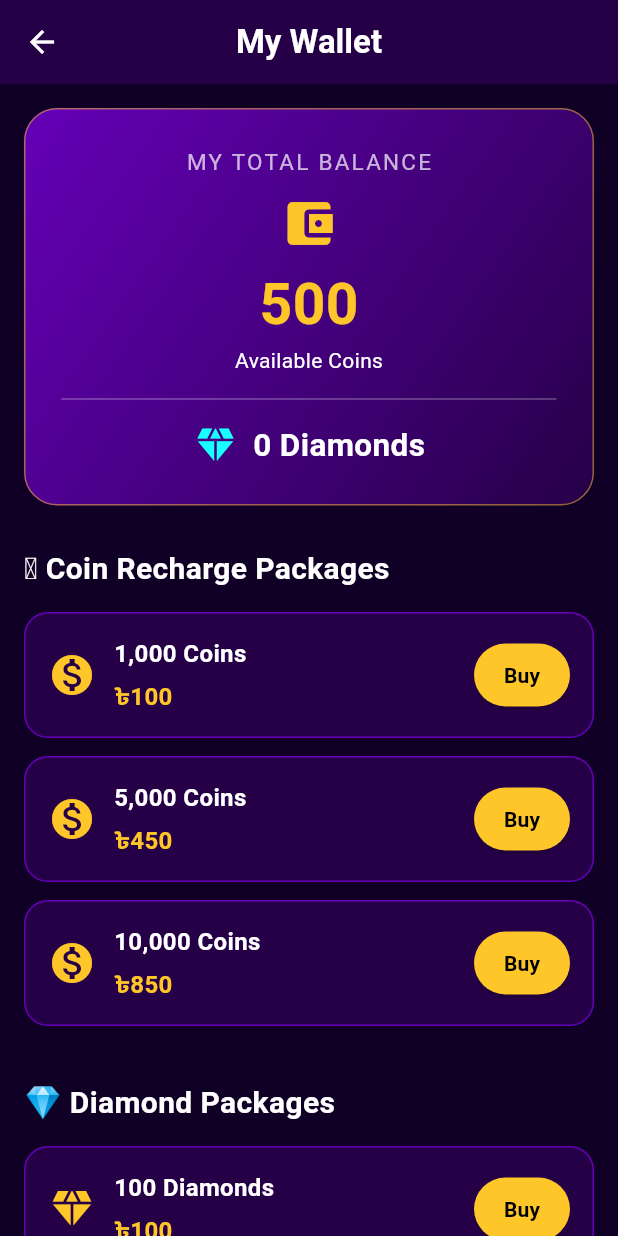
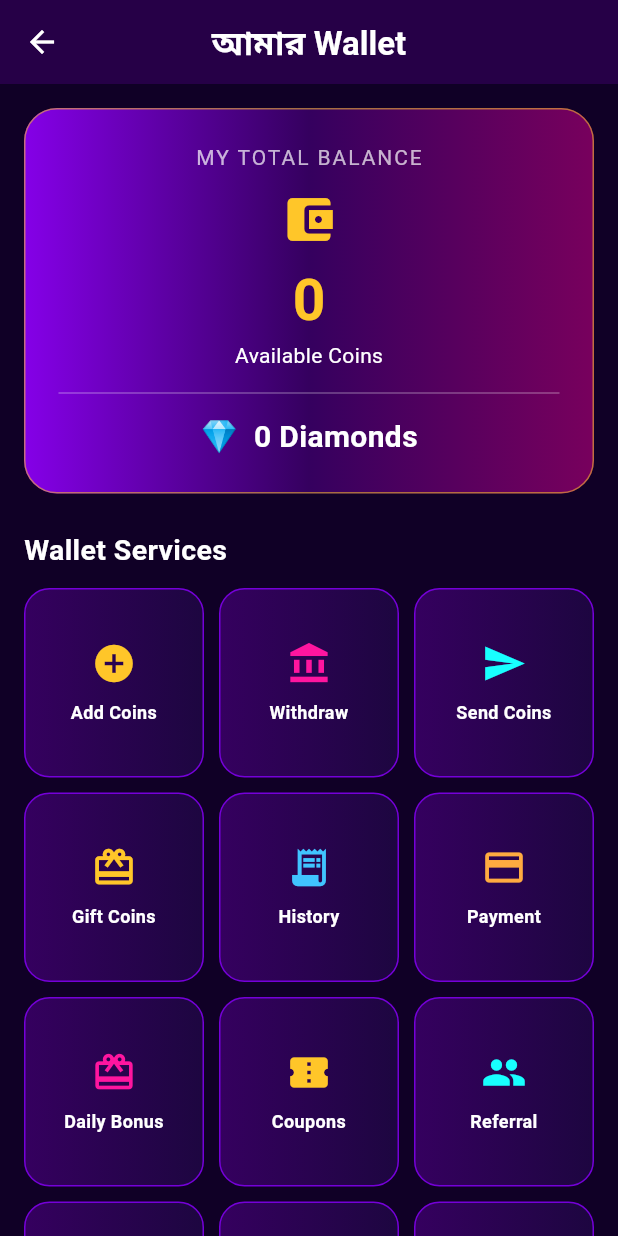
Before and after one commit to senlija14-art/ador.live, a Flutter app: the WalletPage screen opened directly, on a phone screen of 412 x 824 dp. Run offline on Flutter 3.47's test engine with Material 3 defaults, Android fonts, the phone set to English and light mode, and no system bars; our stand-ins replace image_picker, shared_preferences, supabase_flutter; missing offline and left inert: zego_uikit, zego_uikit_prebuilt_live_audio_room; accounts and stored records are empty.

Commit message:
Create new wallet page

```diff
--- a/lib/wallet_page.dart
+++ b/lib/wallet_page.dart
@@ -1,347 +1,252 @@
-import 'wallet_page.dart';
+
 import 'package:flutter/material.dart';
 
 class WalletPage extends StatelessWidget {
   final int coins;
   final int diamonds;
 
-  const WalletPage({
-    super.key,
-    this.coins = 500,
-    this.diamonds = 0,
-  });
+  const WalletPage({super.key, this.coins = 0, this.diamonds = 0});
 
-  static const Color bg = Color(0xFF100026);
-  static const Color purple = Color(0xFF6500B8);
-  static const Color darkPurple = Color(0xFF260047);
-  static const Color gold = Color(0xFFFFC629);
+  static const bg = Color(0xFF100026);
+  static const panel = Color(0xFF260047);
+  static const purple = Color(0xFF7500D9);
+  static const pink = Color(0xFFFF159F);
+  static const gold = Color(0xFFFFC629);
+
+  void info(BuildContext context, String title, String message) {
+    showDialog<void>(
+      context: context,
+      builder: (ctx) => AlertDialog(
+        backgroundColor: panel,
+        title: Text(title, style: const TextStyle(color: Colors.white)),
+        content: Text(message, style: const TextStyle(color: Colors.white70)),
+        actions: [
+          TextButton(
+            onPressed: () => Navigator.pop(ctx),
+            child: const Text('ঠিক আছে', style: TextStyle(color: gold)),
+          ),
+        ],
+      ),
+    );
+  }
+
+  void form(BuildContext context, String title, String hint) {
+    final controller = TextEditingController();
+    showDialog<void>(
+      context: context,
+      builder: (ctx) => AlertDialog(
+        backgroundColor: panel,
+        title: Text(title, style: const TextStyle(color: Colors.white)),
+        content: TextField(
+          controller: controller,
+          style: const TextStyle(color: Colors.white),
+          decoration: InputDecoration(
+            hintText: hint,
+            hintStyle: const TextStyle(color: Colors.white54),
+          ),
+        ),
+        actions: [
+          TextButton(
+            onPressed: () => Navigator.pop(ctx),
+            child: const Text('বাতিল'),
+          ),
+          ElevatedButton(
+            onPressed: () {
+              Navigator.pop(ctx);
+              ScaffoldMessenger.of(context).showSnackBar(
+                const SnackBar(
+                  content: Text('এটি ডেমো। সার্ভার সংযোগ না থাকায় অনুরোধ পাঠানো হয়নি।'),
+                ),
+              );
+            },
+            child: const Text('জমা দিন'),
+          ),
+        ],
+      ),
+    ).whenComplete(controller.dispose);
+  }
 
   @override
   Widget build(BuildContext context) {
+    final items = <_WalletAction>[
+      _WalletAction('Add Coins', Icons.add_circle, gold,
+          () => info(context, 'Add Coins', 'নিরাপদ পেমেন্ট গেটওয়ে এখনো যুক্ত হয়নি।')),
+      _WalletAction('Withdraw', Icons.account_balance, pink,
+          () => form(context, 'Withdraw Request', 'পরিমাণ ও পেমেন্ট নম্বর')),
+      _WalletAction('Send Coins', Icons.send, Colors.cyanAccent,
+          () => form(context, 'Send Coins', 'প্রাপকের User ID ও কয়েন')),
+      _WalletAction('Gift Coins', Icons.card_giftcard, gold,
+          () => form(context, 'Gift Coins', 'প্রাপকের User ID ও গিফট')),
+      _WalletAction('History', Icons.receipt_long, Colors.lightBlueAccent,
+          () => info(context, 'Transaction History', 'লেনদেনের ডেটাবেস যুক্ত হলে এখানে ইতিহাস দেখা যাবে।')),
+      _WalletAction('Payment', Icons.credit_card, Colors.orangeAccent,
+          () => info(context, 'Payment Methods', 'bKash, Nagad, Rocket ও Card gateway এখনো যুক্ত হয়নি।')),
+      _WalletAction('Daily Bonus', Icons.redeem, pink,
+          () => info(context, 'Daily Bonus', 'বোনাসের সার্ভার যাচাই এখনো যুক্ত হয়নি।')),
+      _WalletAction('Coupons', Icons.confirmation_number, gold,
+          () => form(context, 'Apply Coupon', 'কুপন কোড লিখুন')),
+      _WalletAction('Referral', Icons.people, Colors.cyanAccent,
+          () => info(context, 'Referral Bonus', 'রেফারেল ব্যবস্থা এখনো যুক্ত হয়নি।')),
+      _WalletAction('Exchange', Icons.currency_exchange, Colors.greenAccent,
+          () => info(context, 'Coin Exchange', 'এক্সচেঞ্জের নিয়ম ও সার্ভার ব্যবস্থা এখনো যুক্ত হয়নি।')),
+      _WalletAction('Security', Icons.shield, Colors.lightBlueAccent,
+          () => info(context, 'Wallet Security', 'Wallet PIN ও দুই-ধাপ যাচাইয়ের Backend প্রয়োজন।')),
+      _WalletAction('Support', Icons.support_agent, pink,
+          () => form(context, 'Help & Support', 'আপনার সমস্যা লিখুন')),
+    ];
+
     return Scaffold(
       backgroundColor: bg,
       appBar: AppBar(
-        title: const Text(
-          'My Wallet',
-          style: TextStyle(fontWeight: FontWeight.bold),
-        ),
+        title: const Text('আমার Wallet', style: TextStyle(fontWeight: FontWeight.bold)),
         centerTitle: true,
-        backgroundColor: darkPurple,
+        backgroundColor: panel,
         foregroundColor: Colors.white,
-        elevation: 0,
       ),
       body: SingleChildScrollView(
         padding: const EdgeInsets.all(16),
         child: Column(
           crossAxisAlignment: CrossAxisAlignment.start,
           children: [
-            // Balance Card
             Container(
               width: double.infinity,
-              padding: const EdgeInsets.all(24),
+              padding: const EdgeInsets.all(22),
               decoration: BoxDecoration(
                 gradient: const LinearGradient(
-                  colors: [purple, darkPurple],
-                  begin: Alignment.topLeft,
-                  end: Alignment.bottomRight,
+                  colors: [Color(0xFF8500E8), Color(0xFF35005F), Color(0xFF78005D)],
                 ),
                 borderRadius: BorderRadius.circular(22),
-                border: Border.all(
-                  color: gold.withOpacity(0.5),
-                ),
+                border: Border.all(color: gold.withOpacity(.55)),
               ),
               child: Column(
                 children: [
-                  const Text(
-                    'MY TOTAL BALANCE',
-                    style: TextStyle(
-                      color: Colors.white70,
-                      fontSize: 15,
-                      letterSpacing: 1.5,
-                    ),
-                  ),
+                  const Text('MY TOTAL BALANCE',
+                      style: TextStyle(color: Colors.white70, letterSpacing: 1.3)),
                   const SizedBox(height: 12),
-                  const Icon(
-                    Icons.account_balance_wallet,
-                    color: gold,
-                    size: 38,
-                  ),
+                  const Icon(Icons.account_balance_wallet, color: gold, size: 38),
                   const SizedBox(height: 8),
-                  Text(
-                    '$coins',
-                    style: const TextStyle(
-                      color: gold,
-                      fontSize: 38,
-                      fontWeight: FontWeight.bold,
-                    ),
-                  ),
-                  const Text(
-                    'Available Coins',
-                    style: TextStyle(color: Colors.white),
-                  ),
-                  const Divider(
-                    color: Colors.white30,
-                    height: 32,
-                  ),
-                  Row(
-                    mainAxisAlignment: MainAxisAlignment.center,
-                    children: [
-                      const Icon(
-                        Icons.diamond,
-                        color: Colors.cyanAccent,
-                        size: 30,
-                      ),
-                      const SizedBox(width: 10),
-                      Text(
-                        '$diamonds Diamonds',
-                        style: const TextStyle(
-                          color: Colors.white,
-                          fontSize: 21,
-                          fontWeight: FontWeight.bold,
-                        ),
-                      ),
-                    ],
-                  ),
+                  Text('$coins', style: const TextStyle(
+                    color: gold, fontSize: 38, fontWeight: FontWeight.bold)),
+                  const Text('Available Coins', style: TextStyle(color: Colors.white)),
+                  const Divider(color: Colors.white30, height: 30),
+                  Text('💎  $diamonds Diamonds',
+                      style: const TextStyle(color: Colors.white, fontSize: 20,
+                          fontWeight: FontWeight.bold)),
                 ],
               ),
             ),
-
-            const SizedBox(height: 28),
-
-            // Coin Packages
-            sectionTitle('🪙 Coin Recharge Packages'),
-
-            packageCard(
-              context,
-              '1,000 Coins',
-              '৳100',
-              Icons.monetization_on,
+            const SizedBox(height: 24),
+            const Text('Wallet Services', style: TextStyle(
+              color: Colors.white, fontSize: 19, fontWeight: FontWeight.bold)),
+            const SizedBox(height: 12),
+            GridView.builder(
+              itemCount: items.length,
+              shrinkWrap: true,
+              physics: const NeverScrollableScrollPhysics(),
+              gridDelegate: const SliverGridDelegateWithFixedCrossAxisCount(
+                crossAxisCount: 3, crossAxisSpacing: 10, mainAxisSpacing: 10,
+                childAspectRatio: .95,
               ),
-            packageCard(
-              context,
-              '5,000 Coins',
-              '৳450',
-              Icons.monetization_on,
+              itemBuilder: (context, index) {
+                final item = items[index];
+                return InkWell(
+                  onTap: item.onTap,
+                  borderRadius: BorderRadius.circular(17),
+                  child: Container(
+                    decoration: BoxDecoration(
+                      gradient: const LinearGradient(
+                        colors: [Color(0xFF35005F), Color(0xFF1D0640)],
                       ),
-            packageCard(
-              context,
-              '10,000 Coins',
-              '৳850',
-              Icons.monetization_on,
-            ),
-
-            const SizedBox(height: 25),
-
-            // Diamond Packages
-            sectionTitle('💎 Diamond Packages'),
-
-            packageCard(
-              context,
-              '100 Diamonds',
-              '৳100',
-              Icons.diamond,
-            ),
-            packageCard(
-              context,
-              '500 Diamonds',
-              '৳450',
-              Icons.diamond,
-            ),
-            packageCard(
-              context,
-              '1,000 Diamonds',
-              '৳850',
-              Icons.diamond,
-            ),
-
-            const SizedBox(height: 25),
-
-            // Payment Methods
-            sectionTitle('Payment Methods'),
-
-            Container(
-              width: double.infinity,
-              padding: const EdgeInsets.all(18),
-              decoration: BoxDecoration(
-                color: darkPurple,
-                borderRadius: BorderRadius.circular(16),
+                      borderRadius: BorderRadius.circular(17),
                       border: Border.all(color: purple),
                     ),
-              child: const Column(
+                    child: Column(
+                      mainAxisAlignment: MainAxisAlignment.center,
                       children: [
-                  Row(
-                    children: [
-                      Icon(
-                        Icons.account_balance,
-                        color: gold,
-                        size: 25,
-                      ),
-                      SizedBox(width: 12),
-                      Text(
-                        'bKash',
-                        style: TextStyle(
-                          color: Colors.white,
-                          fontSize: 16,
-                        ),
-                      ),
-                      Spacer(),
-                      Text(
-                        'Coming Soon',
-                        style: TextStyle(color: Colors.white54),
-                      ),
-                    ],
-                  ),
-                  SizedBox(height: 16),
-                  Row(
-                    children: [
-                      Icon(
-                        Icons.payment,
-                        color: Colors.greenAccent,
-                        size: 25,
-                      ),
-                      SizedBox(width: 12),
-                      Text(
-                        'Nagad',
-                        style: TextStyle(
-                          color: Colors.white,
-                          fontSize: 16,
-                        ),
-                      ),
-                      Spacer(),
-                      Text(
-                        'Coming Soon',
-                        style: TextStyle(color: Colors.white54),
-                      ),
-                    ],
-                  ),
+                        Icon(item.icon, color: item.color, size: 30),
+                        const SizedBox(height: 9),
+                        Text(item.title, textAlign: TextAlign.center,
+                            style: const TextStyle(color: Colors.white,
+                                fontSize: 12, fontWeight: FontWeight.w600)),
                       ],
                     ),
                   ),
-
-            const SizedBox(height: 25),
-
-            // Transaction History
-            sectionTitle('Transaction History'),
-
+                );
+              },
+            ),
+            const SizedBox(height: 24),
+            const Text('Coin Recharge Packages', style: TextStyle(
+              color: Colors.white, fontSize: 19, fontWeight: FontWeight.bold)),
+            const SizedBox(height: 10),
+            _package(context, '1,000 Coins', '৳100', Icons.monetization_on),
+            _package(context, '5,000 Coins', '৳450', Icons.monetization_on),
+            _package(context, '10,000 Coins', '৳850', Icons.monetization_on),
+            const SizedBox(height: 14),
+            const Text('Diamond Packages', style: TextStyle(
+              color: Colors.white, fontSize: 19, fontWeight: FontWeight.bold)),
+            const SizedBox(height: 10),
+            _package(context, '100 Diamonds', '৳100', Icons.diamond),
+            _package(context, '500 Diamonds', '৳450', Icons.diamond),
+            _package(context, '1,000 Diamonds', '৳850', Icons.diamond),
+            const SizedBox(height: 18),
             Container(
-              width: double.infinity,
-              padding: const EdgeInsets.all(24),
+              padding: const EdgeInsets.all(13),
               decoration: BoxDecoration(
-                color: darkPurple,
-                borderRadius: BorderRadius.circular(16),
-                border: Border.all(color: purple),
+                color: const Color(0xFF3A230D),
+                borderRadius: BorderRadius.circular(12),
               ),
-              child: const Column(
-                children: [
-                  Icon(
-                    Icons.receipt_long,
-                    color: gold,
-                    size: 38,
-                  ),
-                  SizedBox(height: 12),
-                  Text(
-                    'No transactions yet',
-                    style: TextStyle(
-                      color: Colors.white70,
-                      fontSize: 15,
+              child: const Text(
+                'নিরাপত্তা নোট: এই সংস্করণে Wallet-এর ডিজাইন ও মেনু তৈরি হয়েছে। '
+                'বাস্তব Add Coins, Withdraw, Send/Gift, Bonus ও Payment চালুর আগে '
+                'Supabase-এর নিরাপদ Database Policy এবং server-side transaction '
+                'function তৈরি করতে হবে। আপাতত কোনো টাকা পাঠাবেন না।',
+                style: TextStyle(color: Color(0xFFFFE7A0), fontSize: 12, height: 1.5),
               ),
             ),
-                ],
-              ),
-            ),
-
-            const SizedBox(height: 30),
           ],
         ),
       ),
     );
   }
 
-  Widget sectionTitle(String title) {
-    return Padding(
-      padding: const EdgeInsets.only(bottom: 14),
-      child: Text(
-        title,
-        style: const TextStyle(
-          color: Colors.white,
-          fontSize: 20,
-          fontWeight: FontWeight.bold,
-        ),
-      ),
-    );
-  }
-
-  Widget packageCard(
-    BuildContext context,
-    String amount,
-    String price,
-    IconData icon,
-  ) {
+  Widget _package(BuildContext context, String amount, String price, IconData icon) {
     return Container(
-      margin: const EdgeInsets.only(bottom: 12),
-      padding: const EdgeInsets.all(15),
+      margin: const EdgeInsets.only(bottom: 10),
+      padding: const EdgeInsets.all(14),
       decoration: BoxDecoration(
-        color: darkPurple,
-        borderRadius: BorderRadius.circular(16),
+        color: panel,
+        borderRadius: BorderRadius.circular(15),
         border: Border.all(color: purple),
       ),
       child: Row(
         children: [
-          Icon(
-            icon,
-            color: gold,
-            size: 32,
-          ),
+          Icon(icon, color: gold, size: 30),
           const SizedBox(width: 12),
-          Expanded(
-            child: Column(
+          Expanded(child: Column(
             crossAxisAlignment: CrossAxisAlignment.start,
             children: [
-                Text(
-                  amount,
-                  style: const TextStyle(
-                    color: Colors.white,
-                    fontSize: 16,
-                    fontWeight: FontWeight.bold,
-                  ),
-                ),
-                const SizedBox(height: 5),
-                Text(
-                  price,
-                  style: const TextStyle(
-                    color: gold,
-                    fontSize: 16,
-                    fontWeight: FontWeight.bold,
-                  ),
-                ),
+              Text(amount, style: const TextStyle(color: Colors.white,
+                  fontWeight: FontWeight.bold)),
+              const SizedBox(height: 4),
+              Text(price, style: const TextStyle(color: gold,
+                  fontWeight: FontWeight.bold)),
             ],
-            ),
-          ),
-          ElevatedButton(
-            onPressed: () {
-              ScaffoldMessenger.of(context).showSnackBar(
-                const SnackBar(
-                  content: Text(
-                    'Payment system is not connected yet.',
-                  ),
-                ),
-              );
-            },
-            style: ElevatedButton.styleFrom(
-              backgroundColor: gold,
-              foregroundColor: Colors.black,
-              padding: const EdgeInsets.symmetric(
-                horizontal: 18,
-                vertical: 11,
-              ),
-            ),
-            child: const Text(
-              'Buy',
-              style: TextStyle(fontWeight: FontWeight.bold),
-            ),
+          )),
+          OutlinedButton(
+            onPressed: () => info(context, 'পেমেন্ট চালু হয়নি',
+                'নিরাপদ bKash/Nagad বা Card gateway যুক্ত হলে এখানে পেমেন্ট করা যাবে।'),
+            child: const Text('কিনুন'),
           ),
         ],
       ),
     );
   }
 }
+
+class _WalletAction {
+  final String title;
+  final IconData icon;
+  final Color color;
+  final VoidCallback onTap;
+  const _WalletAction(this.title, this.icon, this.color, this.onTap);
+}
```
Lines whose indentation alone changed are shown as unchanged.
